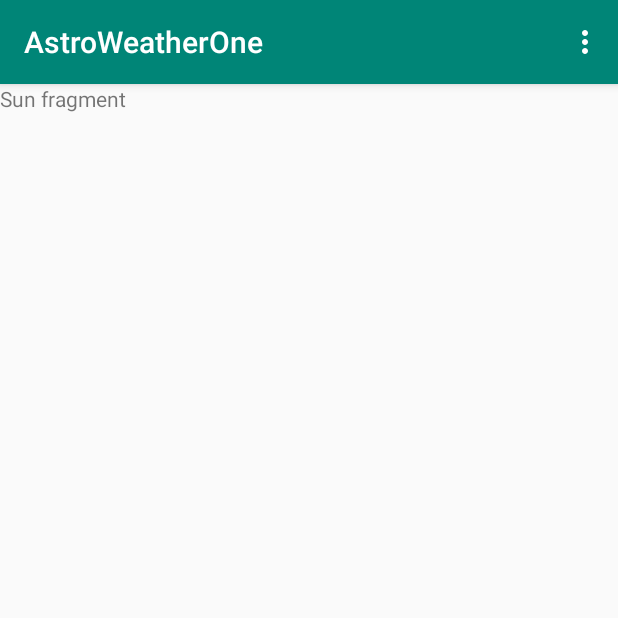
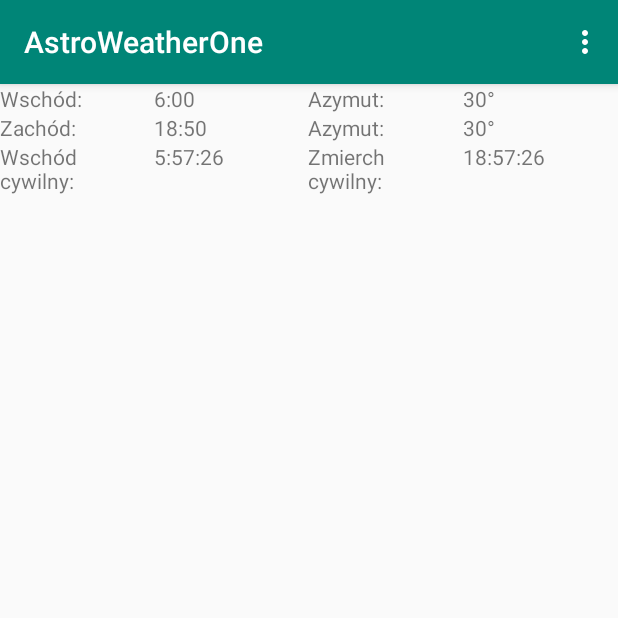
Before and after one commit to TomaszKot11/PAM, an Android app: the screen it shows after launch (MainActivity), on a phone screen of 412 x 824 dp, the top half of it. Run offline under Robolectric (Android 15) with nearby library versions, the phone set to English and light mode, and no system bars.

Commit message:
Added basic layout for sun

```diff
--- a/AstroWeatherOne/app/src/main/res/layout/fragment_moon.xml
+++ b/AstroWeatherOne/app/src/main/res/layout/fragment_moon.xml
@@ -100,7 +100,5 @@
                     android:id="@+id/moon_synodic_month_txt_view"
                     android:text="poniedziałek, 2019-04-22 23:57:26"/>
         </TableRow>
-
-
     </TableLayout>
 </FrameLayout>
--- a/AstroWeatherOne/app/src/main/res/layout/fragment_sun.xml
+++ b/AstroWeatherOne/app/src/main/res/layout/fragment_sun.xml
@@ -5,9 +5,100 @@
              android:layout_height="match_parent"
              tools:context=".mainActivity.fragments.SunFragment">
 
-    <TextView
-            android:layout_width="match_parent"
-            android:layout_height="match_parent"
-            android:text="Sun fragment"/>
+    <TableLayout xmlns:android="http://schemas.android.com/apk/res/android"
+                 android:layout_width="match_parent"
+                 android:layout_height="match_parent"
+                 android:shrinkColumns="0, 1"
+                 android:stretchColumns="1">
 
+        <TableRow
+                android:layout_width="match_parent"
+                android:layout_height="0dp">
+
+            <TextView
+                    android:layout_width="0dp"
+                    android:layout_weight="1"
+                    android:layout_height="match_parent"
+                    android:text="Wschód:"/>
+
+            <TextView
+                    android:layout_width="0dp"
+                    android:layout_weight="1"
+                    android:layout_height="match_parent"
+                    android:id="@+id/sun_rise_txt_view"
+                    android:text="6:00"/>
+            <TextView
+                    android:layout_width="0dp"
+                    android:layout_weight="1"
+                    android:layout_height="match_parent"
+                    android:text="Azymut:"/>
+
+            <TextView
+                    android:layout_width="0dp"
+                    android:layout_weight="1"
+                    android:layout_height="match_parent"
+                    android:id="@+id/sun_sunrise_azimuth_txt_view"
+                    android:text="30°"/>
+        </TableRow>
+
+        <TableRow
+                android:layout_width="match_parent"
+                android:layout_height="0dp">
+
+            <TextView
+                    android:layout_width="0dp"
+                    android:layout_weight="1"
+                    android:layout_height="match_parent"
+                    android:text="Zachód:"/>
+
+            <TextView
+                    android:layout_width="0dp"
+                    android:layout_weight="1"
+                    android:layout_height="match_parent"
+                    android:id="@+id/sun_sunset_txt_view"
+                    android:text="18:50"/>
+            <TextView
+                    android:layout_width="0dp"
+                    android:layout_weight="1"
+                    android:layout_height="match_parent"
+                    android:text="Azymut:"/>
+
+            <TextView
+                    android:layout_width="0dp"
+                    android:layout_weight="1"
+                    android:layout_height="match_parent"
+                    android:id="@+id/sun_sunset_azimuth_txt_view"
+                    android:text="30°"/>
+        </TableRow>
+
+        <TableRow
+                android:layout_width="match_parent"
+                android:layout_height="0dp">
+
+            <TextView
+                    android:layout_width="0dp"
+                    android:layout_weight="1"
+                    android:layout_height="match_parent"
+                    android:text="Wschód cywilny:"/>
+
+            <TextView
+                    android:layout_width="0dp"
+                    android:layout_weight="1"
+                    android:layout_height="match_parent"
+                    android:id="@+id/sun_civil_sunrise_txt_view"
+                    android:text="5:57:26"/>
+            <TextView
+                    android:layout_width="0dp"
+                    android:layout_weight="1"
+                    android:layout_height="match_parent"
+                    android:text="Zmierch cywilny:"/>
+
+            <TextView
+                    android:layout_width="0dp"
+                    android:layout_weight="1"
+                    android:layout_height="match_parent"
+                    android:id="@+id/sun_civil_sunset_azimuth_txt_view"
+                    android:text="18:57:26"/>
+        </TableRow>
+    </TableLayout>
 </FrameLayout>
```
